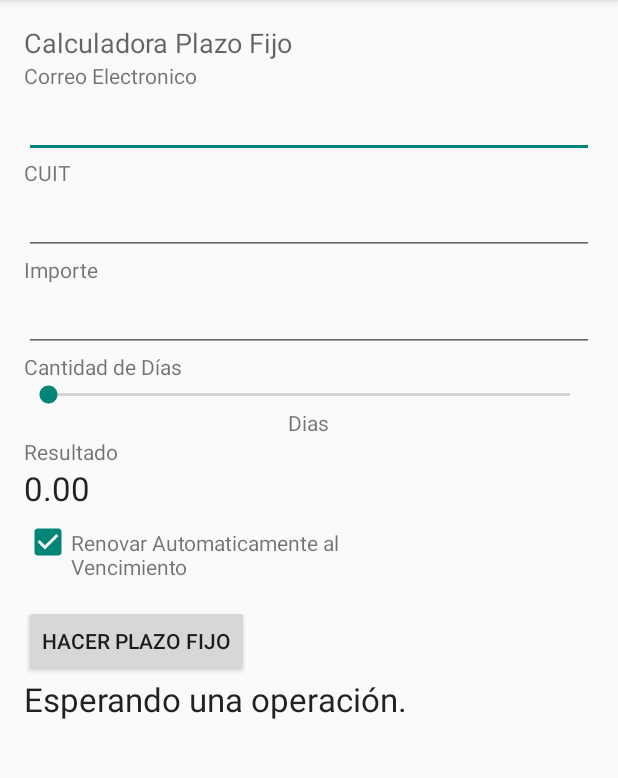
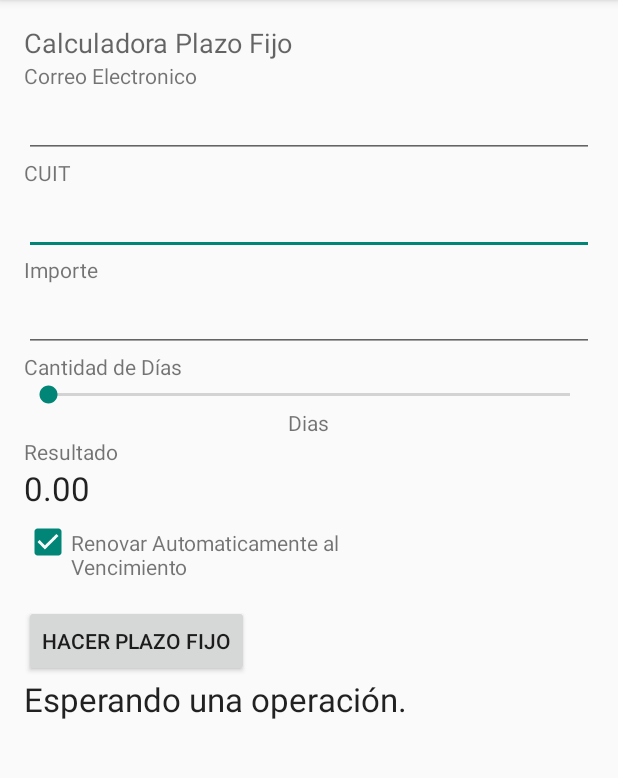
Before and after one commit to adrielg/Lab01c2016, an Android app: the screen it shows after launch (MainActivity), on a phone screen of 412 x 824 dp, the part 84-862 px from its top. Run offline under Robolectric (Android 15) with nearby library versions, the phone set to English and light mode, and no system bars.

```diff
--- a/app/src/main/res/layout/activity_main.xml
+++ b/app/src/main/res/layout/activity_main.xml
@@ -39,7 +39,8 @@
             android:inputType="textEmailAddress"
             android:ems="10"
             android:id="@+id/editText"
-            android:layout_gravity="center_horizontal" />
+            android:layout_gravity="center_horizontal"
+            android:focusable="false" />
 
         <TextView
             android:layout_width="wrap_content"
```
Also changed, not shown: app/src/main/java/dam/isi/frsf/utn/edu/ar/Lab01c2016/MainActivity.java (+14 -0 lines).
